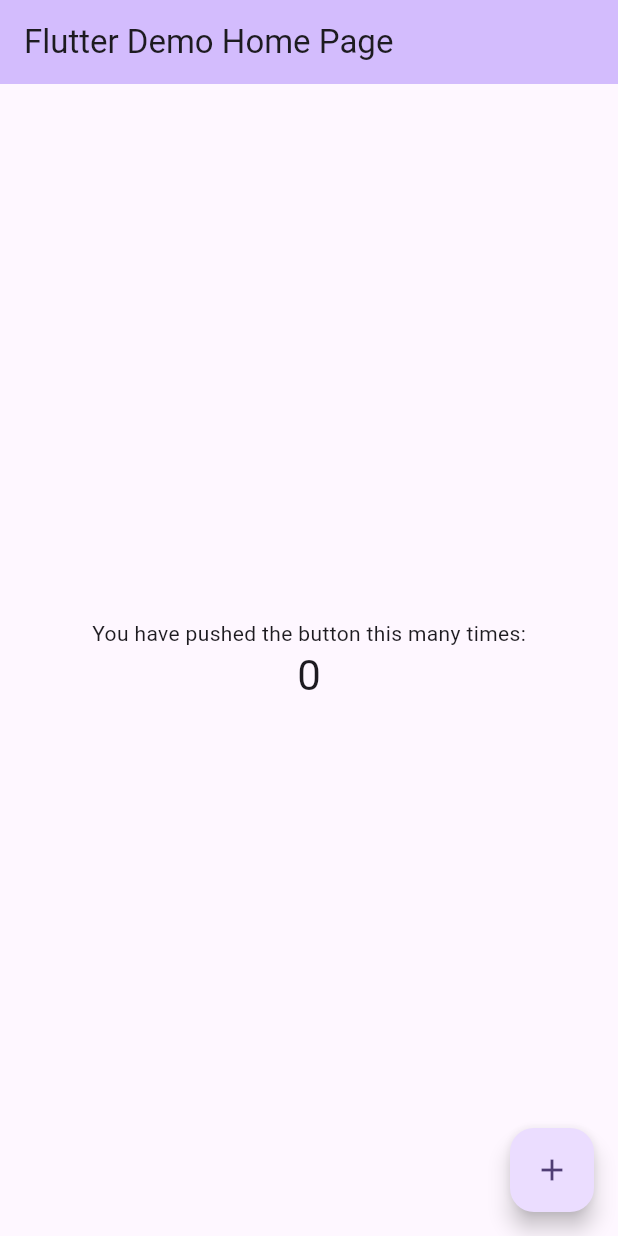
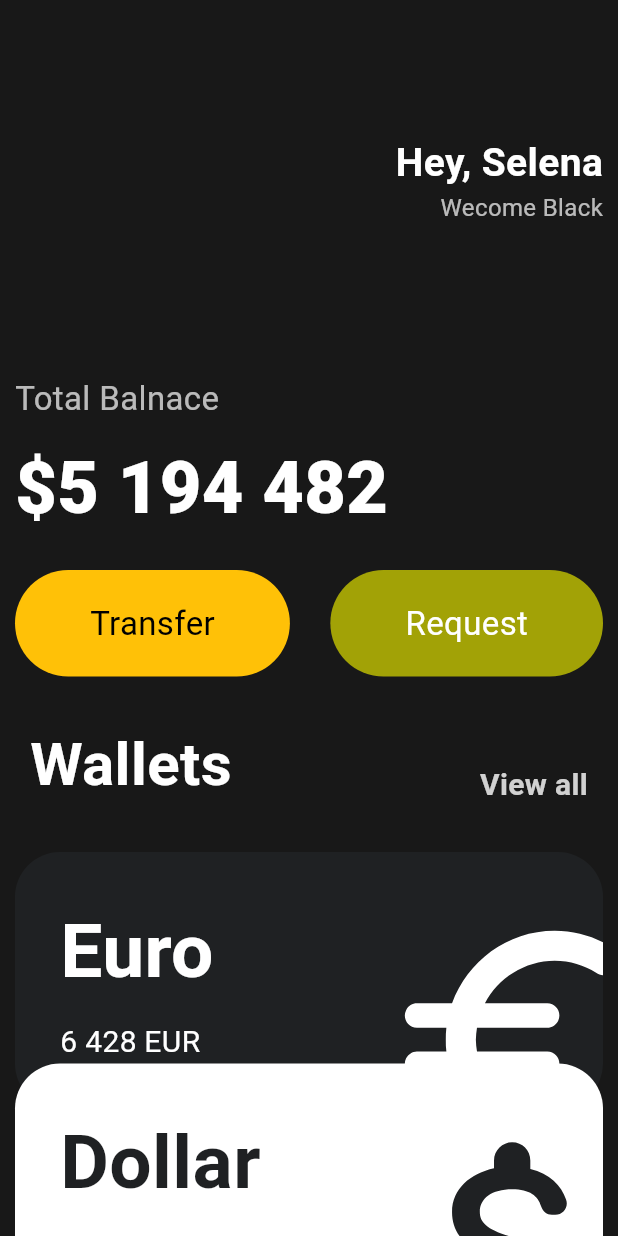
Before and after one commit to bryanho0470/toonflix-flutter, a Flutter app: the screen it shows after launch, on a phone screen of 412 x 824 dp. Run offline on Flutter 3.47's test engine with Material 3 defaults, Android fonts, the phone set to English and light mode, and no system bars.

Commit message:
statelessWidget

```diff
--- a/lib/main.dart
+++ b/lib/main.dart
@@ -1,125 +1,140 @@
 import 'package:flutter/material.dart';
+import 'package:toonflix/widget/currency_card.dart';
+import 'widget/button.dart';
 
 void main() {
-  runApp(const MyApp());
+  runApp(const App());
 }
 
-class MyApp extends StatelessWidget {
-  const MyApp({super.key});
+class App extends StatelessWidget {
+  const App({super.key});
 
-  // This widget is the root of your application.
   @override
   Widget build(BuildContext context) {
     return MaterialApp(
-      title: 'Flutter Demo',
-      theme: ThemeData(
-        // This is the theme of your application.
-        //
-        // TRY THIS: Try running your application with "flutter run". You'll see
-        // the application has a purple toolbar. Then, without quitting the app,
-        // try changing the seedColor in the colorScheme below to Colors.green
-        // and then invoke "hot reload" (save your changes or press the "hot
-        // reload" button in a Flutter-supported IDE, or press "r" if you used
-        // the command line to start the app).
-        //
-        // Notice that the counter didn't reset back to zero; the application
-        // state is not lost during the reload. To reset the state, use hot
-        // restart instead.
-        //
-        // This works for code too, not just values: Most code changes can be
-        // tested with just a hot reload.
-        colorScheme: ColorScheme.fromSeed(seedColor: Colors.deepPurple),
-        useMaterial3: true,
+        home: Scaffold(
+      backgroundColor: const Color(0xFF181818),
+      body: SingleChildScrollView(
+        child: Padding(
+          padding: const EdgeInsets.all(10),
+          child:
+              Column(crossAxisAlignment: CrossAxisAlignment.start, children: [
+            const SizedBox(
+              height: 80,
             ),
-      home: const MyHomePage(title: 'Flutter Demo Home Page'),
-    );
-  }
-}
-
-class MyHomePage extends StatefulWidget {
-  const MyHomePage({super.key, required this.title});
-
-  // This widget is the home page of your application. It is stateful, meaning
-  // that it has a State object (defined below) that contains fields that affect
-  // how it looks.
-
-  // This class is the configuration for the state. It holds the values (in this
-  // case the title) provided by the parent (in this case the App widget) and
-  // used by the build method of the State. Fields in a Widget subclass are
-  // always marked "final".
-
-  final String title;
-
-  @override
-  State<MyHomePage> createState() => _MyHomePageState();
-}
-
-class _MyHomePageState extends State<MyHomePage> {
-  int _counter = 0;
-
-  void _incrementCounter() {
-    setState(() {
-      // This call to setState tells the Flutter framework that something has
-      // changed in this State, which causes it to rerun the build method below
-      // so that the display can reflect the updated values. If we changed
-      // _counter without calling setState(), then the build method would not be
-      // called again, and so nothing would appear to happen.
-      _counter++;
-    });
-  }
-
-  @override
-  Widget build(BuildContext context) {
-    // This method is rerun every time setState is called, for instance as done
-    // by the _incrementCounter method above.
-    //
-    // The Flutter framework has been optimized to make rerunning build methods
-    // fast, so that you can just rebuild anything that needs updating rather
-    // than having to individually change instances of widgets.
-    return Scaffold(
-      appBar: AppBar(
-        // TRY THIS: Try changing the color here to a specific color (to
-        // Colors.amber, perhaps?) and trigger a hot reload to see the AppBar
-        // change color while the other colors stay the same.
-        backgroundColor: Theme.of(context).colorScheme.inversePrimary,
-        // Here we take the value from the MyHomePage object that was created by
-        // the App.build method, and use it to set our appbar title.
-        title: Text(widget.title),
+            Row(
+              mainAxisAlignment: MainAxisAlignment.end,
+              children: [
+                Column(crossAxisAlignment: CrossAxisAlignment.end, children: [
+                  const Text('Hey, Selena',
+                      style: TextStyle(
+                        color: Colors.white,
+                        fontSize: 26,
+                        fontWeight: FontWeight.w600,
+                      )),
+                  Text('Wecome Black',
+                      style: TextStyle(
+                        color: Colors.white.withOpacity(0.7),
+                        fontSize: 16,
+                      )),
+                ])
+              ],
             ),
-      body: Center(
-        // Center is a layout widget. It takes a single child and positions it
-        // in the middle of the parent.
-        child: Column(
-          // Column is also a layout widget. It takes a list of children and
-          // arranges them vertically. By default, it sizes itself to fit its
-          // children horizontally, and tries to be as tall as its parent.
-          //
-          // Column has various properties to control how it sizes itself and
-          // how it positions its children. Here we use mainAxisAlignment to
-          // center the children vertically; the main axis here is the vertical
-          // axis because Columns are vertical (the cross axis would be
-          // horizontal).
-          //
-          // TRY THIS: Invoke "debug painting" (choose the "Toggle Debug Paint"
-          // action in the IDE, or press "p" in the console), to see the
-          // wireframe for each widget.
-          mainAxisAlignment: MainAxisAlignment.center,
-          children: <Widget>[
-            const Text(
-              'You have pushed the button this many times:',
+            const SizedBox(
+              height: 100,
             ),
             Text(
-              '$_counter',
-              style: Theme.of(context).textTheme.headlineMedium,
+              "Total Balnace",
+              style: TextStyle(
+                color: Colors.white.withOpacity(0.7),
+                fontSize: 22,
+              ),
+            ),
+            const SizedBox(
+              height: 10,
+            ),
+            const Text(
+              "\$5 194 482",
+              style: TextStyle(
+                  color: Colors.white,
+                  fontSize: 48,
+                  fontWeight: FontWeight.w800),
+            ),
+            const SizedBox(
+              height: 20,
+            ),
+            const Row(
+              mainAxisAlignment: MainAxisAlignment.spaceBetween,
+              children: [
+                MyButton(
+                  text: "Transfer",
+                  bgColor: Colors.amber,
+                  textColor: Colors.black,
+                ),
+                MyButton(
+                  text: "Request",
+                  bgColor: Color.fromARGB(200, 200, 200, 1),
+                  textColor: Colors.white,
                 ),
               ],
             ),
+            const SizedBox(
+              height: 20,
             ),
-      floatingActionButton: FloatingActionButton(
-        onPressed: _incrementCounter,
-        tooltip: 'Increment',
-        child: const Icon(Icons.add),
-      ), // This trailing comma makes auto-formatting nicer for build methods.
-    );
+            Padding(
+              padding: const EdgeInsets.all(10),
+              child: Row(
+                mainAxisAlignment: MainAxisAlignment.spaceBetween,
+                crossAxisAlignment: CrossAxisAlignment.end,
+                children: [
+                  const Text("Wallets",
+                      style: TextStyle(
+                        color: Colors.white,
+                        fontSize: 40,
+                        fontWeight: FontWeight.bold,
+                      )),
+                  Text("View all",
+                      style: TextStyle(
+                        color: Colors.white.withOpacity(0.8),
+                        fontSize: 20,
+                        fontWeight: FontWeight.bold,
+                      )),
+                ],
+              ),
+            ),
+            const SizedBox(
+              height: 20,
+            ),
+            const Currency_card(
+              name: "Euro",
+              code: 'EUR',
+              amount: "6 428",
+              icon: Icons.euro_rounded,
+              isInverted: false,
+            ),
+            Transform.translate(
+              offset: const Offset(0, -30),
+              child: const Currency_card(
+                name: "Dollar",
+                code: 'USD',
+                amount: "53 234",
+                icon: Icons.attach_money_rounded,
+                isInverted: true,
+              ),
+            ),
+            Transform.translate(
+              offset: const Offset(0, -60),
+              child: const Currency_card(
+                name: "Bitcoin",
+                code: 'BTC',
+                amount: "1 278",
+                icon: Icons.currency_bitcoin_rounded,
+                isInverted: false,
+              ),
+            ),
+          ]),
+        ),
+      ),
+    ));
   }
 }
--- /dev/null
+++ b/lib/widget/button.dart
@@ -0,0 +1,34 @@
+import 'package:flutter/material.dart';
+
+class MyButton extends StatelessWidget {
+  final String text;
+  final Color bgColor;
+  final Color textColor;
+  const MyButton({
+    super.key,
+    required this.text,
+    required this.bgColor,
+    required this.textColor,
+  });
+
+  @override
+  Widget build(BuildContext context) {
+    return Container(
+      decoration: BoxDecoration(
+          color: bgColor, borderRadius: BorderRadius.circular(45)),
+      child: Padding(
+        padding: const EdgeInsets.symmetric(
+          vertical: 20,
+          horizontal: 50,
+        ),
+        child: Text(
+          text,
+          style: TextStyle(
+            fontSize: 22,
+            color: textColor,
+          ),
+        ),
+      ),
+    );
+  }
+}
--- /dev/null
+++ b/lib/widget/currency_card.dart
@@ -0,0 +1,82 @@
+import 'package:flutter/material.dart';
+
+class Currency_card extends StatelessWidget {
+  final String name, code, amount;
+  final IconData icon;
+  final bool isInverted;
+
+  const Currency_card(
+      {super.key,
+      required this.name,
+      required this.code,
+      required this.amount,
+      required this.icon,
+      required this.isInverted});
+
+  @override
+  Widget build(BuildContext context) {
+    return Container(
+      clipBehavior: Clip.hardEdge,
+      decoration: BoxDecoration(
+        color: isInverted ? Colors.white : const Color(0xFF1F2123),
+        borderRadius: BorderRadius.circular(30),
+      ),
+      child: Padding(
+        padding: const EdgeInsets.symmetric(vertical: 30, horizontal: 30),
+        child: Row(
+          mainAxisAlignment: MainAxisAlignment.spaceBetween,
+          children: [
+            Column(
+              crossAxisAlignment: CrossAxisAlignment.start,
+              children: [
+                Text(name,
+                    style: TextStyle(
+                      color:
+                          isInverted ? const Color(0xFF1F2123) : Colors.white,
+                      fontSize: 50,
+                      fontWeight: FontWeight.bold,
+                    )),
+                const SizedBox(
+                  height: 10,
+                ),
+                Row(
+                  children: [
+                    Text(
+                      amount,
+                      style: TextStyle(
+                        color:
+                            isInverted ? const Color(0xFF1F2123) : Colors.white,
+                        fontSize: 20,
+                      ),
+                    ),
+                    const SizedBox(
+                      width: 5,
+                    ),
+                    Text(
+                      code,
+                      style: TextStyle(
+                        color:
+                            isInverted ? const Color(0xFF1F2123) : Colors.white,
+                        fontSize: 20,
+                      ),
+                    ),
+                  ],
+                ),
+              ],
+            ),
+            Transform.scale(
+                scale: 2.2,
+                child: Transform.translate(
+                  offset: const Offset(8, 18),
+                  child: Icon(
+                    icon,
+                    color: isInverted ? const Color(0xFF1F2123) : Colors.white,
+                    size: 88,
+                  ),
+                ))
+          ],
+        ),
+      ),
+    );
+  }
+}
```
Lines whose indentation alone changed are shown as unchanged.
